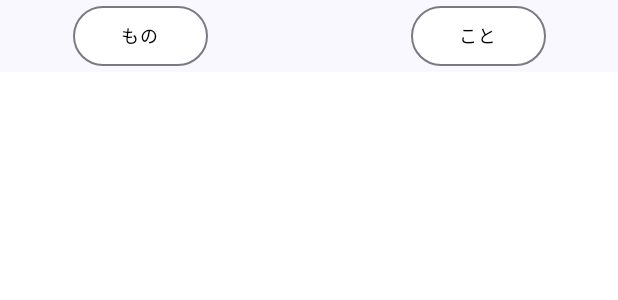
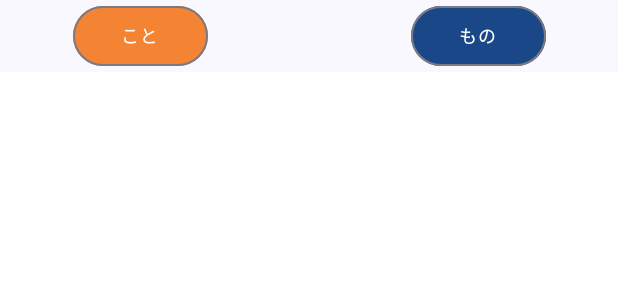
Before and after one commit to Minoru-kuma/TakizawaHackason_2024, an Android app built with Jetpack Compose: the @Preview function StudySelectScreenPreview, on a phone screen of 412 x 824 dp. Shown: the top 300 px of the screen. Run offline under Robolectric (Android 15) with nearby library versions, the phone set to English and light mode, and no system bars.

Commit message:
This is a first commit

```diff
--- a/app/build.gradle.kts
+++ b/app/build.gradle.kts
@@ -59,6 +59,7 @@ dependencies {
     implementation(libs.androidx.ui.graphics)
     implementation(libs.androidx.ui.tooling.preview)
     implementation(libs.androidx.material3)
+    //implementation(libs.androidx.compose.ui:ui:1.0.5)
     //implementation(androidx.activity:activity-ktx:1.1.0)
     testImplementation(libs.junit)
     androidTestImplementation(libs.androidx.junit)
--- a/app/src/main/java/to/msn/wings/hackathon_bata/ui/common/SelectScreen.kt
+++ b/app/src/main/java/to/msn/wings/hackathon_bata/ui/common/SelectScreen.kt
@@ -14,7 +14,8 @@ import androidx.compose.runtime.remember
 import androidx.compose.runtime.setValue
 import androidx.compose.ui.Modifier
 import androidx.compose.ui.tooling.preview.Preview
-import to.msn.wings.hackathon_bata.ui.component.SimpleButton
+import to.msn.wings.hackathon_bata.ui.component.BlueButton
+import to.msn.wings.hackathon_bata.ui.component.OrangeButton
 import to.msn.wings.hackathon_bata.ui.screen.study.StudyInfomationScreen
 import to.msn.wings.hackathon_bata.ui.screen.study.StudyThingsScreen
 import to.msn.wings.hackathon_bata.ui.theme.Hackathon_BATATheme
@@ -42,14 +43,14 @@ fun SelectScreen(
         }
         when (selected) {
             0 -> when (id){
-                0-> StudyThingsScreen()
+                0-> StudyInfomationScreen()
                 1-> Text(text = "1")
                 2-> Text(text = "2")
                 3-> Text(text = "3")
                 else -> Text(text = "else")
             }
             1 -> when (id){
-                0-> StudyInfomationScreen()
+                0-> StudyThingsScreen()
                 1-> Text(text = "1")
                 2-> Text(text = "2")
                 3-> Text(text = "3")
@@ -72,9 +73,9 @@ fun SelectButton(
         modifier = Modifier,
         horizontalArrangement = Arrangement.SpaceEvenly,
     ){
-        SimpleButton("   もの   ",1, onClick,Modifier.fillMaxWidth(0.5f))//もの
+        OrangeButton("   こと   ",0, onClick,Modifier.fillMaxWidth(0.5f))//こと
         Text(text = "                              ")
-        SimpleButton("   こと   ",0, onClick,Modifier.fillMaxWidth(0.5f))//こと
+        BlueButton("   もの   ",1, onClick,Modifier.fillMaxWidth(0.5f))//もの
         //Text(text = "\n")
 
     }
--- a/app/src/main/java/to/msn/wings/hackathon_bata/ui/component/button.kt
+++ b/app/src/main/java/to/msn/wings/hackathon_bata/ui/component/button.kt
@@ -110,6 +110,55 @@ fun SimpleButtonPreview (){
     }
 }
 @Composable
+fun BlueButton(
+    name: String = "LoadFailed",
+    id: Int,
+    onClick: (Int) -> Unit,
+    modifier: Modifier = Modifier.fillMaxWidth()
+) {
+    OutlinedButton(
+        modifier = Modifier.wrapContentWidth(),
+        onClick = {onClick(id) },
+        colors = ButtonDefaults.buttonColors(
+            //テキスト色設定⇒ContentColor
+            contentColor = Color.White,
+            //背景色設定⇒ContainerColor
+            containerColor = Color(25, 71, 136)//.hsl(215f,69f,32f)
+
+        )
+    ) {
+        Text(
+            text = name,
+            fontSize = 12.sp,
+        )
+    }
+}
+@Composable
+fun OrangeButton(
+    name: String = "LoadFailed",
+    id: Int,
+    onClick: (Int) -> Unit,
+    modifier: Modifier = Modifier.fillMaxWidth()
+) {
+    OutlinedButton(
+        modifier = Modifier.wrapContentWidth(),
+        onClick = {onClick(id) },
+        colors = ButtonDefaults.buttonColors(
+            //テキスト色設定⇒ContentColor
+            contentColor = Color.White,
+            //背景色設定⇒ContainerColor
+            containerColor = Color(244, 131, 52)//.hsl(215f,69f,32f)
+
+        )
+    ) {
+        Text(
+            text = name,
+            fontSize = 12.sp,
+        )
+    }
+}
+
+@Composable
 fun SimpleButton(
     name: String = "LoadFailed",
     id: Int,
@@ -152,7 +201,7 @@ fun AddButtonPreview (){
             //modifier = Modifier.fillMaxSize(),
             color = MaterialTheme.colorScheme.background
         ) {
-            AddButton()
+            BlueButton(onClick = {},id = 1)
         }
     }
 }
```
